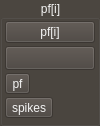
This is src/pyphoplacecellanalysis/GUI/Qt/PlacefieldVisualSelectionControls/PlacefieldVisualSelectionWidgetBase.ui in CommanderPho/pyPhoPlaceCellAnalysis as Qt 5 draws it before an edit. The edited form follows.
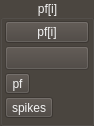
This is the edited form. Custom widgets are drawn as their Qt base class.

Commit message: made widgets smaller

Diff of the .ui file:
```diff
--- a/src/pyphoplacecellanalysis/GUI/Qt/PlacefieldVisualSelectionControls/PlacefieldVisualSelectionWidgetBase.ui
+++ b/src/pyphoplacecellanalysis/GUI/Qt/PlacefieldVisualSelectionControls/PlacefieldVisualSelectionWidgetBase.ui
@@ -7,7 +7,7 @@
    <rect>
     <x>0</x>
     <y>0</y>
-    <width>100</width>
+    <width>94</width>
     <height>126</height>
    </rect>
   </property>
@@ -19,7 +19,7 @@
   </property>
   <property name="minimumSize">
    <size>
-    <width>90</width>
+    <width>50</width>
     <height>0</height>
    </size>
   </property>
@@ -57,6 +57,12 @@
    </property>
    <item row="0" column="0">
     <widget class="QGroupBox" name="groupBox">
+     <property name="minimumSize">
+      <size>
+       <width>50</width>
+       <height>0</height>
+      </size>
+     </property>
      <property name="maximumSize">
       <size>
        <width>160</width>
@@ -97,6 +103,9 @@
       </item>
       <item>
        <widget class="ColorButton" name="btnColorButton">
+        <property name="enabled">
+         <bool>false</bool>
+        </property>
         <property name="minimumSize">
          <size>
           <width>24</width>
```
Left out of the diff: 8 changed lines with no effect on the pictures. The commit also changes 1 other file.
